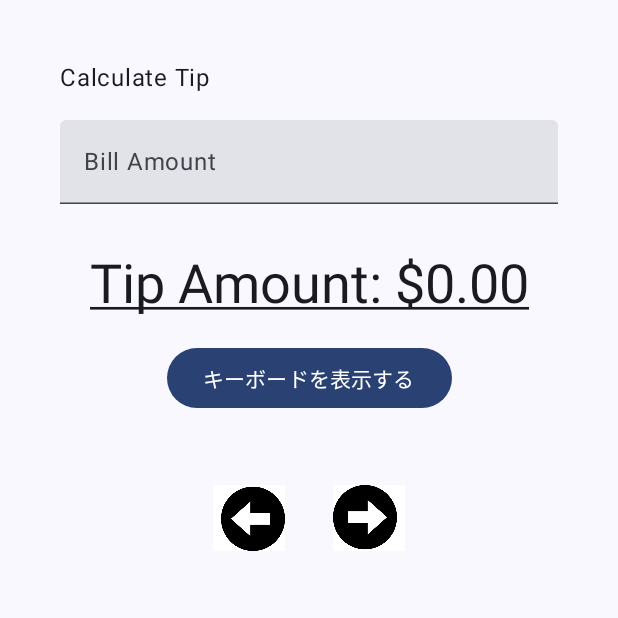
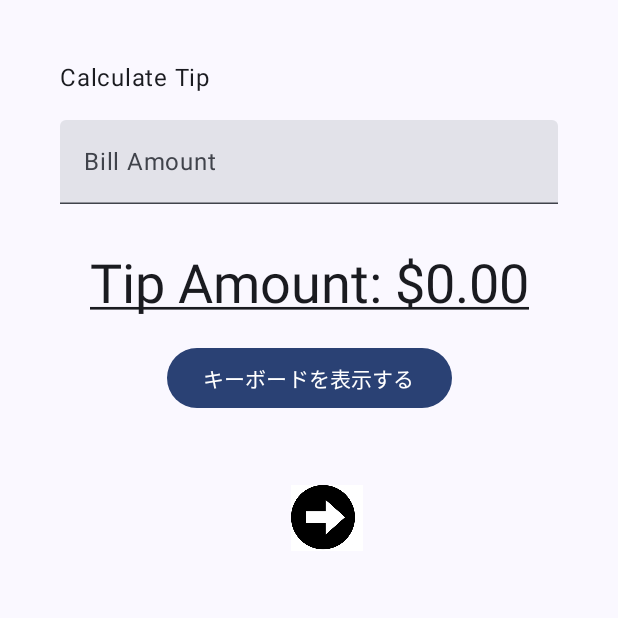
Before and after one commit to NaoUeda12/Tip-Calculator-Android, an Android app built with Jetpack Compose: the screen it shows after launch (MainActivity), on a phone screen of 412 x 824 dp, the top half of it. Run offline under Robolectric (Android 15) with nearby library versions, the phone set to English and light mode, and no system bars.

Commit message:
左矢印の削除

```diff
--- a/app/src/main/java/com/example/tipcalculator/MainActivity.kt
+++ b/app/src/main/java/com/example/tipcalculator/MainActivity.kt
@@ -42,6 +42,7 @@ import androidx.compose.ui.text.style.TextDecoration
 import androidx.compose.ui.tooling.preview.Preview
 import androidx.compose.ui.unit.dp
 import com.example.tipcalculator.ui.theme.TipCalculatorTheme
+//import com.example.tipcaltulator.R
 import java.text.NumberFormat
 
 
@@ -113,7 +114,7 @@ fun TipCalculatorLayout() {
             modifier = Modifier.fillMaxWidth(),
             horizontalArrangement = Arrangement.spacedBy(8.dp, Alignment.CenterHorizontally)
         ) {
-            LeftArrowImage(rotate = 180f) // 左向き矢印（180度回転）
+//            LeftArrowImage(rotate = 180f) // 左向き矢印（180度回転）
             Spacer(modifier = Modifier.width(16.dp)) // スペースを追加
             RightArrowImage() // 右向き
         }
@@ -129,16 +130,16 @@ fun RightArrowImage() {
         modifier = Modifier.size(48.dp),// 画像サイズを指定
     )
 }
-@Composable
-fun LeftArrowImage(modifier: Modifier = Modifier, rotate: Float = 0f) {
-    Image(
-        painter = painterResource(id = R.drawable.round_arrow),
-        contentDescription = "左矢印",
-        modifier = modifier
-            .size(48.dp) // 画像サイズを指定
-            .graphicsLayer(rotationZ = rotate)
-    ) // 回転を適用
-}
+//@Composable
+//fun LeftArrowImage(modifier: Modifier = Modifier, rotate: Float = 0f) {
+//    Image(
+//        painter = painterResource(id = R.drawable.round_arrow),
+//        contentDescription = "左矢印",
+//        modifier = modifier
+//            .size(48.dp) // 画像サイズを指定
+//            .graphicsLayer(rotationZ = rotate)
+//    ) // 回転を適用
+//}
 
 @Composable
 fun EditNumberField(
```
